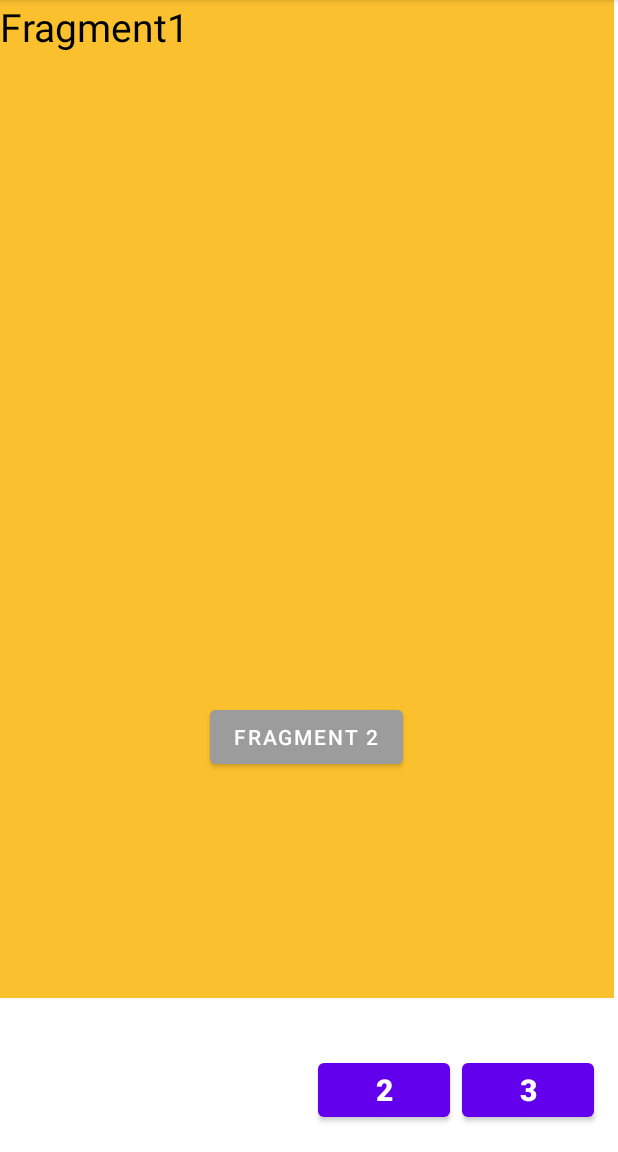
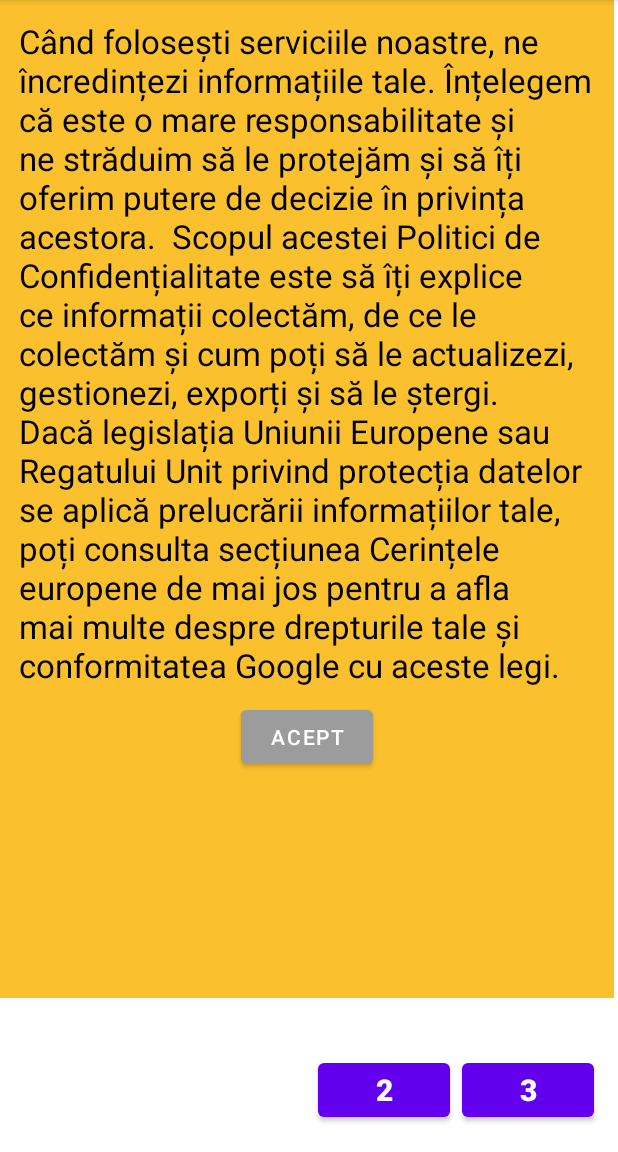
Before and after one commit to alexcolonescu/HollyDayAppV1, an Android app: the Fragment_one screen opened directly, with no data from a screen before it, on a phone screen of 412 x 824 dp, the part 84-1236 px from its top. Run offline under Robolectric (Android 15) with nearby library versions, the phone set to English and light mode, and no system bars; Roboto replaces fonts that are not available here.

Commit message:
Add picture and text on the fragment view

```diff
--- a/app/src/main/res/layout/activity_second.xml
+++ b/app/src/main/res/layout/activity_second.xml
@@ -33,7 +33,7 @@
     <TextView
         android:layout_width="wrap_content"
         android:layout_height="wrap_content"
-        android:text="Main activity"
+        android:text=""
         android:textSize="20dp"
         app:layout_constraintBottom_toBottomOf="parent"
         app:layout_constraintRight_toRightOf="parent"
--- a/app/src/main/res/layout/fragment_one.xml
+++ b/app/src/main/res/layout/fragment_one.xml
@@ -10,16 +10,23 @@
     <TextView
         android:layout_width="match_parent"
         android:layout_height="match_parent"
-        android:layout_gravity="center"
-        android:text="Fragment1"
+        android:layout_gravity="right"
+
+        android:text="Când folosești serviciile noastre, ne încredințezi informațiile tale. Înțelegem că este o mare responsabilitate și ne străduim să le protejăm și să îți oferim putere de decizie în privința acestora.
+
+Scopul acestei Politici de Confidențialitate este să îți explice ce informații colectăm, de ce le colectăm și cum poți să le actualizezi, gestionezi, exporți și să le ștergi.
+
+Dacă legislația Uniunii Europene sau Regatului Unit privind protecția datelor se aplică prelucrării informațiilor tale, poți consulta secțiunea Cerințele europene de mai jos pentru a afla mai multe despre drepturile tale și conformitatea Google cu aceste legi."
         android:textColor="@color/black"
-        android:textSize="26dp" />
+        android:padding="5dp"
+        android:layout_margin="7dp"
+        android:textSize="22dp" />
 
     <Button
         android:id="@+id/frag2Btn"
         android:layout_width="wrap_content"
         android:layout_height="wrap_content"
-        android:text="Fragment 2"
+        android:text="Acept"
         android:backgroundTint="@color/grey"
         android:layout_gravity="center_horizontal|bottom"
         android:layout_marginBottom="150dp"
```
Also changed, not shown: app/src/main/res/layout/fragment_three.xml (+15 -5 lines), app/src/main/res/layout/fragment_two.xml (+21 -6 lines), app/src/main/res/drawable-v24/contact.png (added), 1 other file.
